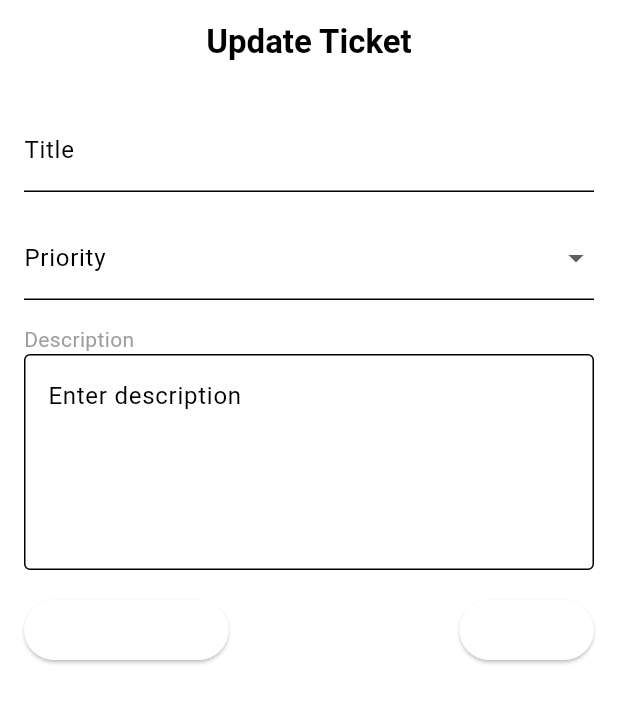
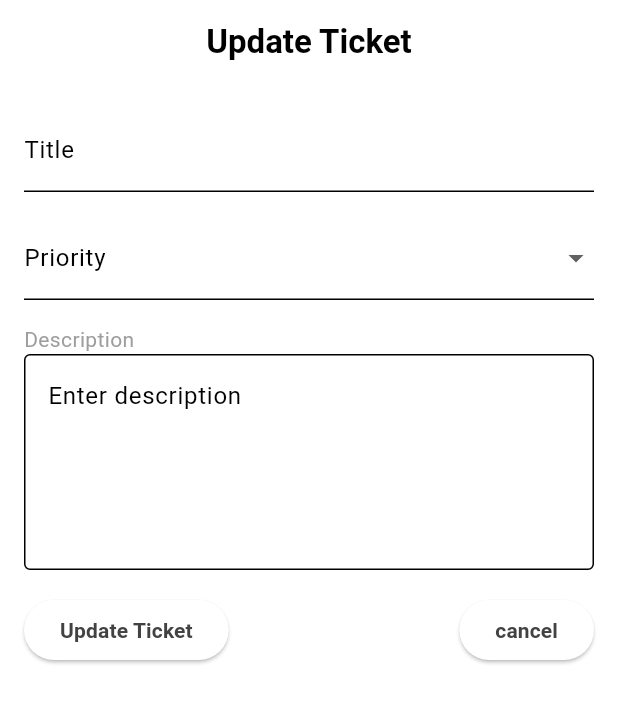
Before and after one commit to Yahya-Elomari/Project_PFE, a Flutter app: the UpdateTicketPage screen opened directly with empty values, on a phone screen of 412 x 824 dp. Shown: the top 703 px of the screen. Run offline on Flutter 3.47's test engine with Material 3 defaults, Android fonts, the phone set to English and light mode, and no system bars; our stand-ins replace cloud_firestore, firebase_auth, firebase_core; accounts and stored records are empty.

Commit message:
project fe

```diff
--- a/lib/pages/update_ticket_page.dart
+++ b/lib/pages/update_ticket_page.dart
@@ -155,7 +155,7 @@ class _UpdateTicketPageState extends State<UpdateTicketPage> {
                       'Update Ticket',
                       style: TextStyle(
                         fontWeight: FontWeight.bold,
-                        color: Theme.of(context).colorScheme.onPrimary,
+                        color: Theme.of(context).colorScheme.inversePrimary,
                       ),
                     ),
                   ),
@@ -167,7 +167,7 @@ class _UpdateTicketPageState extends State<UpdateTicketPage> {
                       'cancel',
                       style: TextStyle(
                         fontWeight: FontWeight.bold,
-                        color: Theme.of(context).colorScheme.onPrimary,
+                        color: Theme.of(context).colorScheme.inversePrimary,
                       ),
                     ),
                   ),
```
Also changed, not shown: lib/components/my_notifier.dart (deleted, +0 -17 lines), lib/pages/tickets_list_page.dart (+2 -6 lines).
